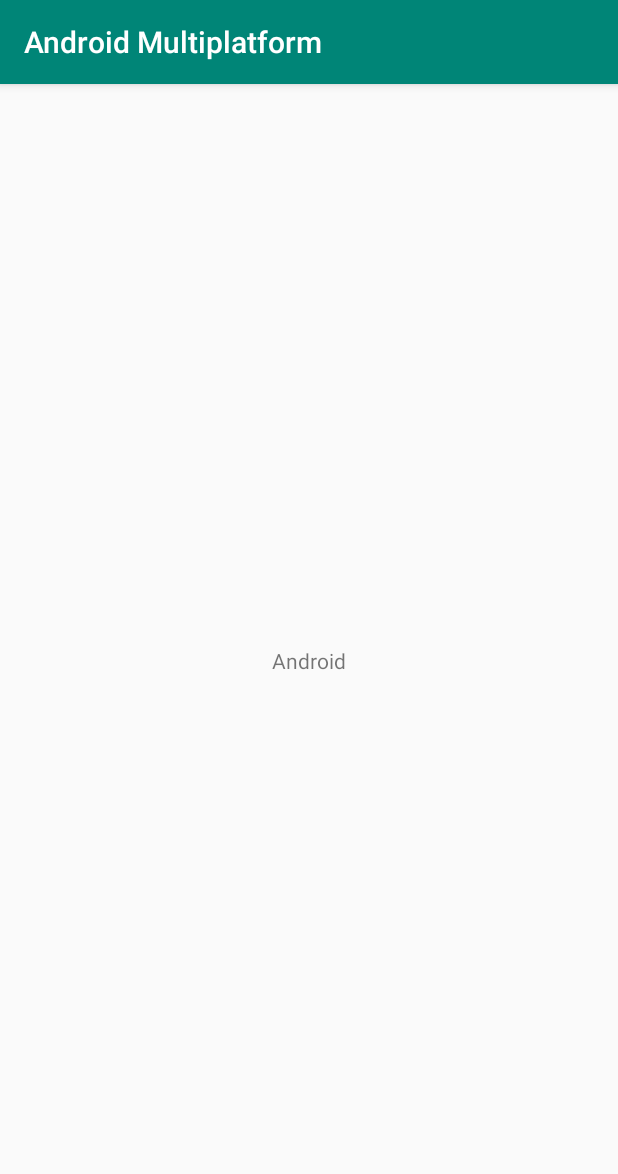
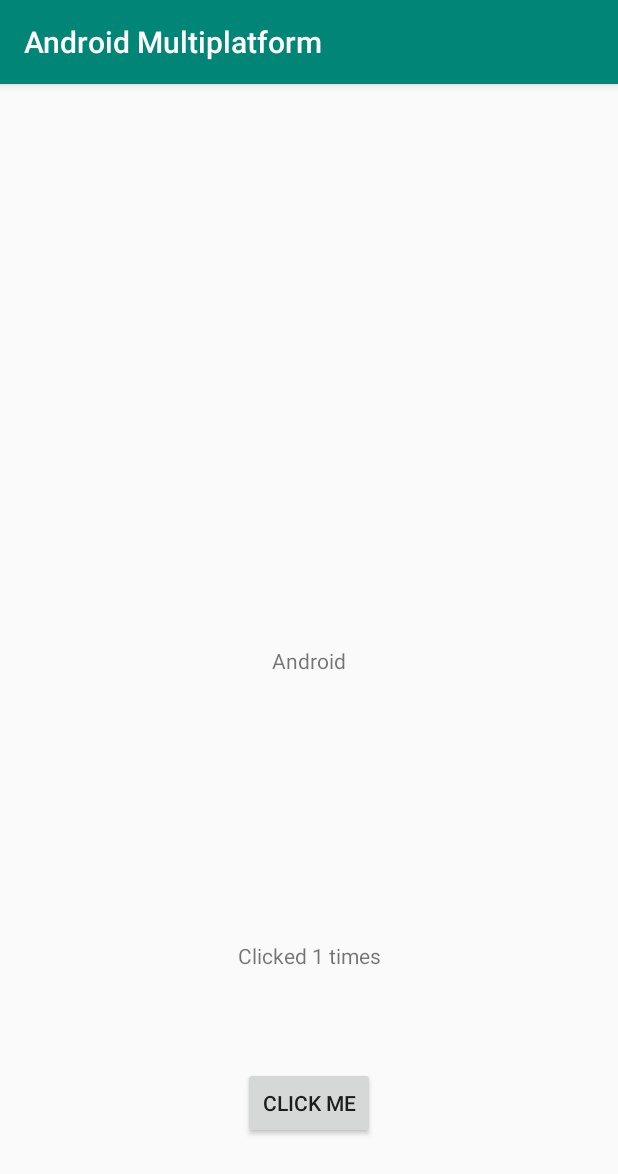
Before and after one commit to PacktPublishing/Mastering-Kotlin, an Android app: the screen it shows after launch (MainActivity), on a phone screen of 412 x 824 dp. Shown: the top 1174 px of the screen. Run offline under Robolectric (Android 15) with nearby library versions, the phone set to English and light mode, and no system bars.

Commit message:
Add Presenter example for Android and iOS

```diff
--- a/ch15/androidapp/src/main/java/com/packt/androidmultiplatform/MainActivity.kt
+++ b/ch15/androidapp/src/main/java/com/packt/androidmultiplatform/MainActivity.kt
@@ -3,14 +3,30 @@
 import android.os.Bundle
 import android.widget.TextView
 import androidx.appcompat.app.AppCompatActivity
+import Presenter
+import android.widget.Button
 
 class MainActivity : AppCompatActivity() {
 
-override fun onCreate(savedInstanceState: Bundle?) {
-    super.onCreate(savedInstanceState)
-    setContentView(R.layout.activity_main)
+    lateinit var title: TextView
+    lateinit var subtitle: TextView
+    lateinit var button: Button
 
-    val textView = findViewById<TextView>(R.id.textView)
-    textView.text = Platform.name
+    override fun onCreate(savedInstanceState: Bundle?) {
+        super.onCreate(savedInstanceState)
+        setContentView(R.layout.activity_main)
+
+        title = findViewById(R.id.titleText)
+        subtitle = findViewById(R.id.subtitleText)
+        button = findViewById(R.id.button)
+
+        val presenter = Presenter().apply {
+            viewStateListener = {
+                title.text = it.title
+                subtitle.text = it.subtitle
+            }
+        }
+
+        button.setOnClickListener { presenter.onClick() }
+    }
 }
-}
--- a/ch15/androidapp/src/main/res/layout/activity_main.xml
+++ b/ch15/androidapp/src/main/res/layout/activity_main.xml
@@ -5,10 +5,10 @@
         xmlns:app="http://schemas.android.com/apk/res-auto"
         android:layout_width="match_parent"
         android:layout_height="match_parent"
-        tools:context=".FooActivity">
+        >
 
     <TextView
-            android:id="@+id/textView"
+            android:id="@+id/titleText"
             android:layout_width="wrap_content"
             android:layout_height="wrap_content"
             android:text="Hello World!"
@@ -17,4 +17,25 @@
             app:layout_constraintRight_toRightOf="parent"
             app:layout_constraintTop_toTopOf="parent"/>
 
+    <TextView
+            android:id="@+id/subtitleText"
+            android:layout_width="wrap_content"
+            android:layout_height="wrap_content"
+            android:text="Hello World!"
+            app:layout_constraintBottom_toBottomOf="parent"
+            app:layout_constraintLeft_toLeftOf="parent"
+            app:layout_constraintRight_toRightOf="parent"
+            app:layout_constraintTop_toBottomOf="@id/titleText"/>
+
+    <Button
+            android:id="@+id/button"
+            android:layout_width="wrap_content"
+            android:layout_height="wrap_content"
+            android:text="Click Me"
+            app:layout_constraintBottom_toBottomOf="parent"
+            app:layout_constraintLeft_toLeftOf="parent"
+            app:layout_constraintRight_toRightOf="parent"
+            app:layout_constraintTop_toBottomOf="@id/subtitleText"
+    />
+
 </androidx.constraintlayout.widget.ConstraintLayout>
--- /dev/null
+++ b/ch15/core/src/commonMain/kotlin/Presenter.kt
@@ -0,0 +1,19 @@
+class Presenter {
+
+    private var count = 0
+    private var viewState = ViewState(Platform.name, "Clicked ${++count} times")
+        set(value) {
+            field = value
+            viewStateListener?.invoke(value)
+        }
+
+    var viewStateListener: ((ViewState) -> Unit)? = null
+        set(value) {
+            field = value
+            value?.invoke(viewState)
+        }
+
+    fun onClick() {
+        viewState = viewState.copy(subtitle = "Clicked ${++count} times")
+    }
+}
--- a/ch15/core/src/commonMain/kotlin/ViewModel.kt
+++ /dev/null
@@ -1,3 +0,0 @@
-class ViewModel {
-    val title = Platform.name
-}
--- /dev/null
+++ b/ch15/core/src/commonMain/kotlin/ViewState.kt
@@ -0,0 +1 @@
+data class ViewState(val title: String, val subtitle: String)
```
Also changed, not shown: 1 other file.
